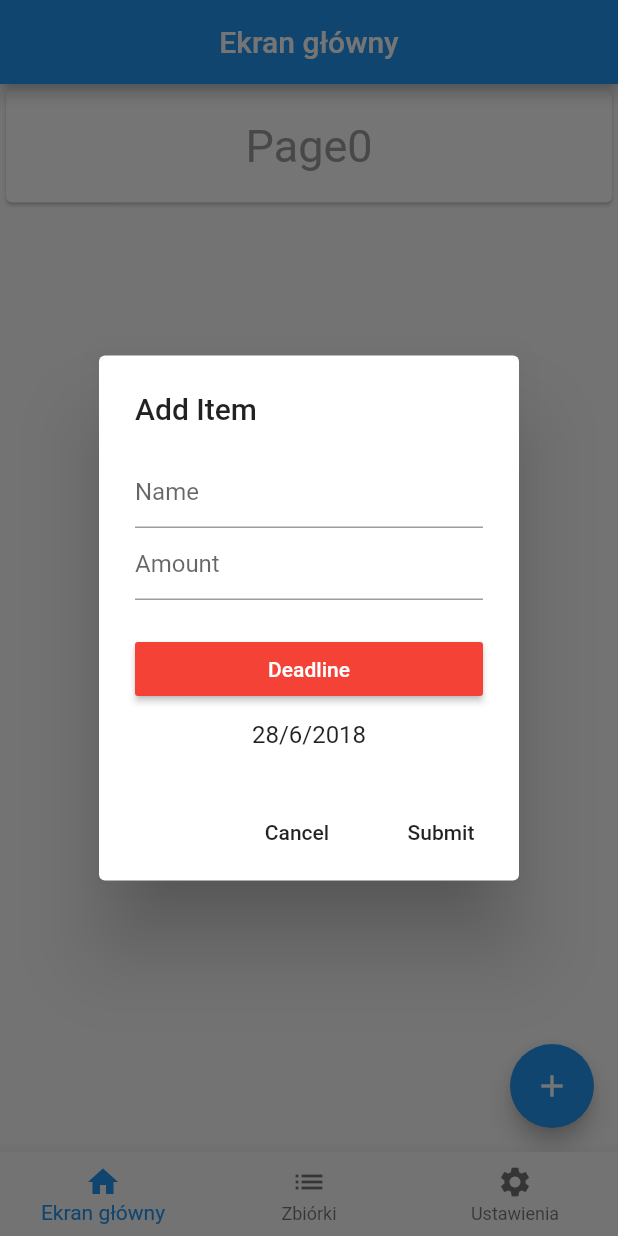
After one commit to AgentFabulous/FundRazor, a Flutter app: the screen it shows after launch, after a tap on the "add" icon, on a phone screen of 412 x 824 dp. The commit adds this screen. Run offline on Flutter 3.47's test engine with Material 2 defaults, Android fonts, the phone set to English and light mode, and no system bars.

Commit message:
Introduce "Add Item" dialog and cleanup
Signed-off-by: Kshitij Gupta <kshitijgm@gmail.com>

```diff
--- a/lib/main.dart
+++ b/lib/main.dart
@@ -1,7 +1,7 @@
 import 'package:flutter/material.dart';
-import 'package:skarbnicaskarbnika/Pages/Page0.dart';
-import 'package:skarbnicaskarbnika/Pages/Page1.dart';
-import 'package:skarbnicaskarbnika/Pages/Page2.dart';
+import 'package:skarbnicaskarbnika/pages/Page0.dart';
+import 'package:skarbnicaskarbnika/pages/Page1.dart';
+import 'package:skarbnicaskarbnika/pages/Page2.dart';
 
 void main() => runApp(new SkarbnicaSkarbnikaApp());
 
--- /dev/null
+++ b/lib/pages/Page0.dart
@@ -0,0 +1,182 @@
+import 'package:flutter/material.dart';
+import 'dart:async';
+
+class Page0 extends StatefulWidget {
+  @override
+  _Page0 createState() => new _Page0();
+}
+
+class _Page0 extends State<Page0> {
+  @override
+  Widget build(BuildContext context) {
+    final double myTextSize = 30.0;
+    final TextStyle myTextStyle =
+        new TextStyle(color: Colors.grey, fontSize: myTextSize);
+    var column = new Column(
+      crossAxisAlignment: CrossAxisAlignment.stretch,
+      children: <Widget>[
+        new CenteredCard(
+          title: new Text(
+            "Page0",
+            style: myTextStyle,
+          ),
+        )
+      ],
+    );
+
+    return new Scaffold(
+      appBar: new AppBar(
+        centerTitle: true,
+        title: new Text("Ekran główny"),
+      ),
+      body: new Container(
+        padding: const EdgeInsets.only(bottom: 2.0),
+        child: new Container(
+          child: new SingleChildScrollView(child: column),
+        ),
+      ),
+      floatingActionButton: new FloatingActionButton(
+          onPressed: () => _fabMenuBuilder(context, new StatefulDialog()),
+          child: new Icon(Icons.add)),
+    );
+  }
+}
+
+Future<Null> _fabMenuBuilder(BuildContext context, Widget child) async {
+  return showDialog<Null>(
+      context: context,
+      barrierDismissible: false,
+      builder: (BuildContext context) => child);
+}
+
+class CenteredCard extends StatelessWidget {
+  final Widget title;
+
+  CenteredCard({this.title});
+
+  @override
+  Widget build(BuildContext context) {
+    return new Container(
+      padding: const EdgeInsets.only(bottom: 1.0),
+      child: new Card(
+        child: new Container(
+            padding: const EdgeInsets.all(20.0),
+            child: new Center(child: this.title)),
+      ),
+    );
+  }
+}
+
+class StatefulDialog extends StatefulWidget {
+  _StatefulDialog createState() => new _StatefulDialog();
+}
+
+class _StatefulDialog extends State<StatefulDialog> {
+  DateTime _date = new DateTime.now();
+  String _name;
+  double _amount;
+
+  final _formKey = GlobalKey<FormState>();
+
+
+  @override
+  Widget build(BuildContext context) {
+    return new AlertDialog(
+      title: new Text('Add Item'),
+      content: new SingleChildScrollView(
+        child: new ListBody(
+          children: <Widget>[
+            Column(children: <Widget>[
+              Form(
+                  key: _formKey,
+                  child: Column(
+                    crossAxisAlignment: CrossAxisAlignment.start,
+                    children: <Widget>[
+                      new Container(
+                        child: new TextFormField(
+                            decoration: InputDecoration(
+                              hintText: "Name",
+                            ),
+                            validator: (value) {
+                              if (value.isEmpty) {
+                                return 'Please enter an amount';
+                              } else {
+                                _name = value;
+                              }
+                            }),
+                      ),
+                      new Container(
+                        child: new TextFormField(
+                            decoration: InputDecoration(
+                              hintText: "Amount",
+                            ),
+                            keyboardType: TextInputType.number,
+                            validator: (value) {
+                              if (value.isEmpty) {
+                                return 'Please enter an amount';
+                              } else {
+                                _amount = double.parse(value);
+                              }
+                            }),
+                      ),
+                      new Padding(padding: EdgeInsets.all(1.0)),
+                    ],
+                  )),
+            ]),
+            new Padding(padding: EdgeInsets.all(10.0)),
+            new MaterialButton(
+              color: Colors.red,
+              textColor: Colors.white,
+              minWidth: 2.0,
+              child: new Text("Deadline"),
+              onPressed: () => _selectDate(context),
+            ),
+            new Padding(padding: EdgeInsets.all(5.0)),
+            new Text(
+                _date.day.toString() +
+                    "/" +
+                    _date.month.toString() +
+                    "/" +
+                    _date.year.toString(),
+                textAlign: TextAlign.center),
+          ],
+        ),
+      ),
+      actions: <Widget>[
+        new FlatButton(
+          child: new Text('Cancel'),
+          onPressed: () {
+            Navigator.of(context).pop();
+          },
+        ),
+        new FlatButton(
+          child: new Text('Submit'),
+          onPressed: () {
+            if (_formKey.currentState.validate()) {
+              Navigator.of(context).pop();
+              debugPrint("Data valid!" +
+                  "\nName: " + _name +
+                  "\nAmount: " + _amount.toString() +
+                  "\nDate: " + _date.toString());
+            }
+          },
+        ),
+      ],
+    );
+  }
+
+  Future<Null> _selectDate(BuildContext context) async {
+    final DateTime picked = await showDatePicker(
+        context: context,
+        initialDate: _date,
+        firstDate: new DateTime(DateTime.now().year - 100),
+        lastDate: new DateTime(DateTime.now().year + 100));
+
+    if (picked != null) {
+      print("Date Selected $_date");
+      setState(() {
+        _date = picked;
+      });
+    }
+  }
+}
```
Also changed, not shown: lib/Pages/Page0.dart (deleted, +0 -55 lines), lib/pages/Page1.dart (renamed from lib/Pages/Page1.dart), lib/pages/Page2.dart (renamed from lib/Pages/Page2.dart).
